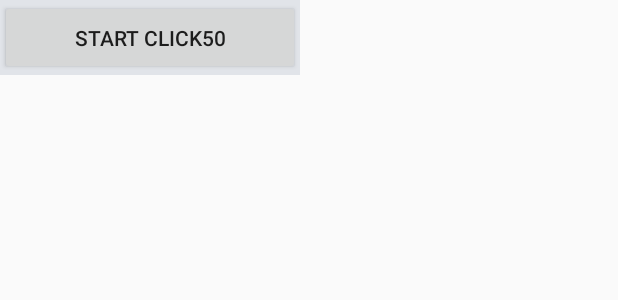
After one commit to mings0401/game, an Android app: the layout activity_start_dialog.xml on its own in the app's theme, with its tools: preview values and no code run, on a phone screen of 412 x 824 dp. The commit adds this screen. Shown: the top 300 px of the screen. Run offline under Robolectric (Android 15) with nearby library versions, the phone set to English and light mode, and no system bars.

Commit message:
Start 버튼 만듬

```diff
--- a/app/src/main/res/layout/activity_main.xml
+++ b/app/src/main/res/layout/activity_main.xml
@@ -126,7 +126,7 @@
             android:layout_width="fill_parent"
             android:layout_height="fill_parent"
             android:gravity="bottom|center_horizontal"
-            android:layout_weight="0.11"
+            android:layout_weight="0.1"
             android:orientation="horizontal">
 
             <TextView
@@ -154,7 +154,7 @@
             <com.google.android.gms.ads.AdView
                 android:id="@+id/adView1"
                 android:layout_width="fill_parent"
-                android:layout_height="wrap_content"
+                android:layout_height="fill_parent"
                 android:layout_alignParentBottom="true"
                 android:layout_centerHorizontal="true"
                 ads:adSize="BANNER"
--- /dev/null
+++ b/app/src/main/res/layout/activity_start_dialog.xml
@@ -0,0 +1,14 @@
+<?xml version="1.0" encoding="utf-8"?>
+<LinearLayout xmlns:android="http://schemas.android.com/apk/res/android"
+    android:layout_width="200dp"
+    android:background="#E1E4E9"
+    android:orientation="vertical"
+    android:layout_height="50dp">
+
+    <Button
+        android:text="Start Click50"
+        android:layout_width="match_parent"
+        android:layout_height="match_parent"
+        android:id="@+id/startClick50Btn" />
+
+</LinearLayout>
--- /dev/null
+++ b/app/src/main/res/values-v21/styles.xml
@@ -0,0 +1 @@
+<resources></resources>
--- a/app/src/main/res/values/strings.xml
+++ b/app/src/main/res/values/strings.xml
@@ -3,4 +3,5 @@
     <string name="title_activity_bulls_and_cows_game">BullsAndCowsGame</string>
     <string name="banner_ad_unit_id">ca-app-pub-3628076058136751/7636729026</string>
     <string name="front_ad_unit_id">ca-app-pub-3628076058136751/1729796220</string>
+    <string name="title_activity_start_dialog">StartDialogActivity</string>
 </resources>
```
Also changed, not shown: app/src/main/AndroidManifest.xml (+10 -7 lines), app/src/main/java/com/sunming/gamefactory/MainActivity.java (+22 -0 lines), app/src/main/java/com/sunming/gamefactory/StartDialogActivity.java (added, +32 -0 lines).
